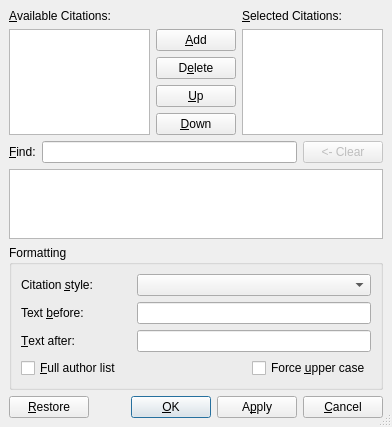
The window that src/frontends/qt4/ui/QCitationUi.ui (cburschka/lyx) describes before a commit, drawn with Qt 5.
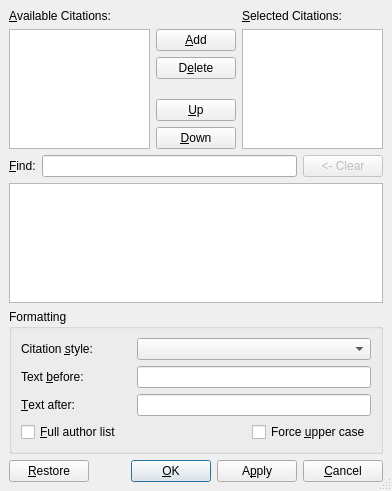
The same window after the commit. Icons and pictures are not drawn.

The edit to the form file:
```diff
--- a/src/frontends/qt4/ui/QCitationUi.ui
+++ b/src/frontends/qt4/ui/QCitationUi.ui
@@ -9,7 +9,7 @@
     <x>0</x>
     <y>0</y>
     <width>392</width>
-    <height>387</height>
+    <height>491</height>
    </rect>
   </property>
   <property name="sizePolicy" >
```
Left out of the diff: 6 changed lines with no effect on the pictures.
